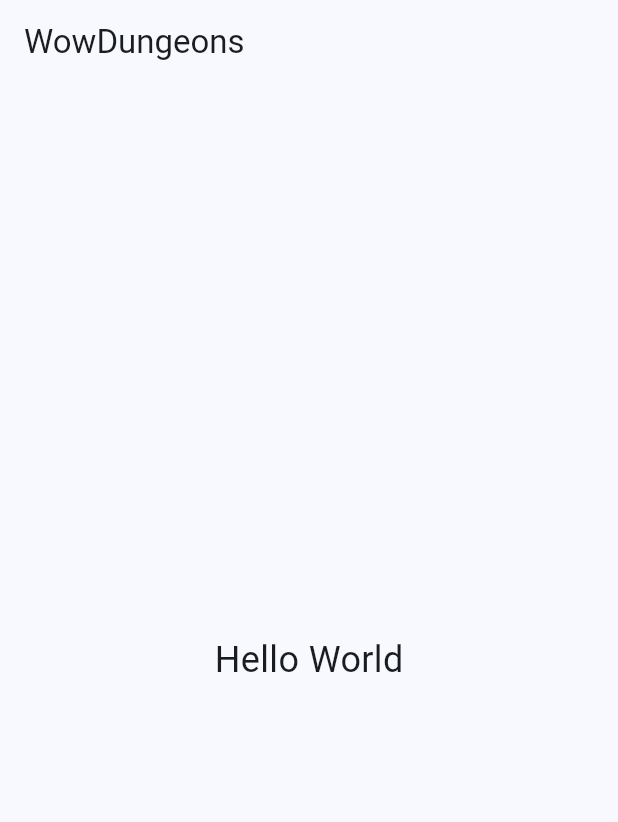
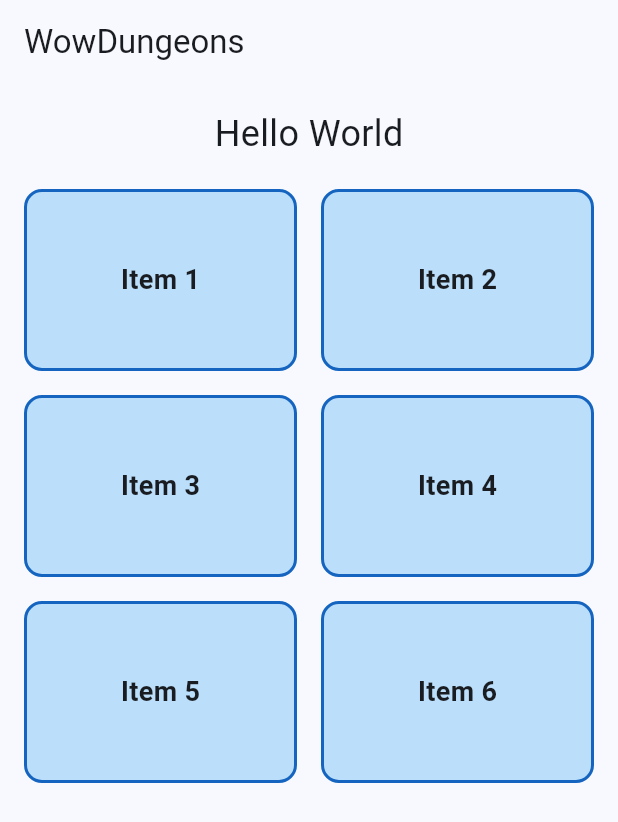
Before and after one commit to Xavierete/WowDungeons, a Flutter app: the screen it shows after launch, on a phone screen of 412 x 824 dp. Shown: the top 822 px of the screen. Run offline on Flutter 3.47's test engine with Material 3 defaults, Android fonts, the phone set to English and light mode, and no system bars.

Commit message:
Nuevo Grid View con bordes redondeados

```diff
--- a/lib/main.dart
+++ b/lib/main.dart
@@ -29,10 +29,48 @@ class MyHomePage extends StatelessWidget {
       appBar: AppBar(
         title: const Text('WowDungeons'),
       ),
-      body: const Center(
-        child: Text(
-          'Hello World',
-          style: TextStyle(fontSize: 24),
+      body: Padding(
+        padding: const EdgeInsets.all(16.0),
+        child: Column(
+          children: [
+            const Text(
+              'Hello World',
+              style: TextStyle(fontSize: 24),
+            ),
+            const SizedBox(height: 20),
+            Expanded(
+              child: GridView.builder(
+                gridDelegate: const SliverGridDelegateWithFixedCrossAxisCount(
+                  crossAxisCount: 2,
+                  crossAxisSpacing: 16,
+                  mainAxisSpacing: 16,
+                  childAspectRatio: 1.5,
+                ),
+                itemCount: 6,
+                itemBuilder: (context, index) {
+                  return Container(
+                    decoration: BoxDecoration(
+                      border: Border.all(
+                        color: Colors.blue.shade800,
+                        width: 2,
+                      ),
+                      borderRadius: BorderRadius.circular(12),
+                      color: Colors.blue.shade100,
+                    ),
+                    child: Center(
+                      child: Text(
+                        'Item ${index + 1}',
+                        style: const TextStyle(
+                          fontSize: 18,
+                          fontWeight: FontWeight.bold,
+                        ),
+                      ),
+                    ),
+                  );
+                },
+              ),
+            ),
+          ],
         ),
       ),
     );
```
